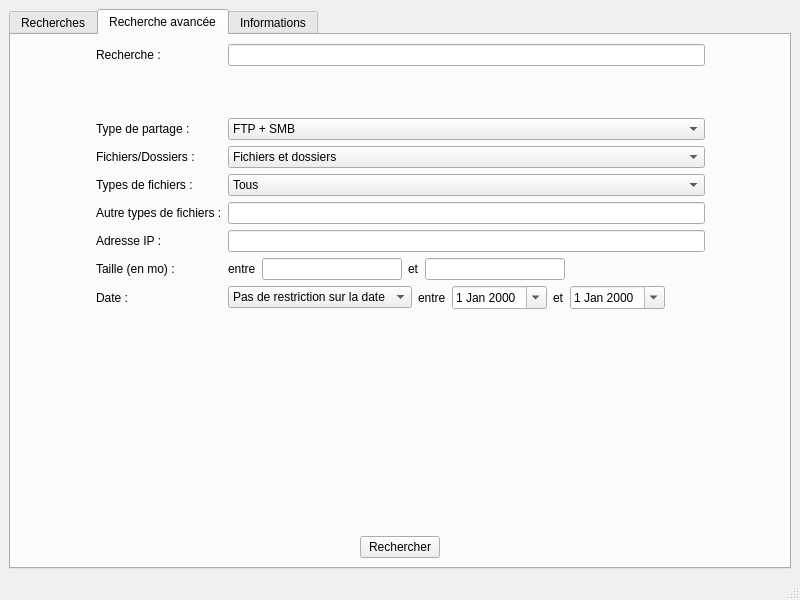
Before: the Qt Designer form ui/pyrex.ui in MaximeCheramy/pyrex, drawn with Qt 5.
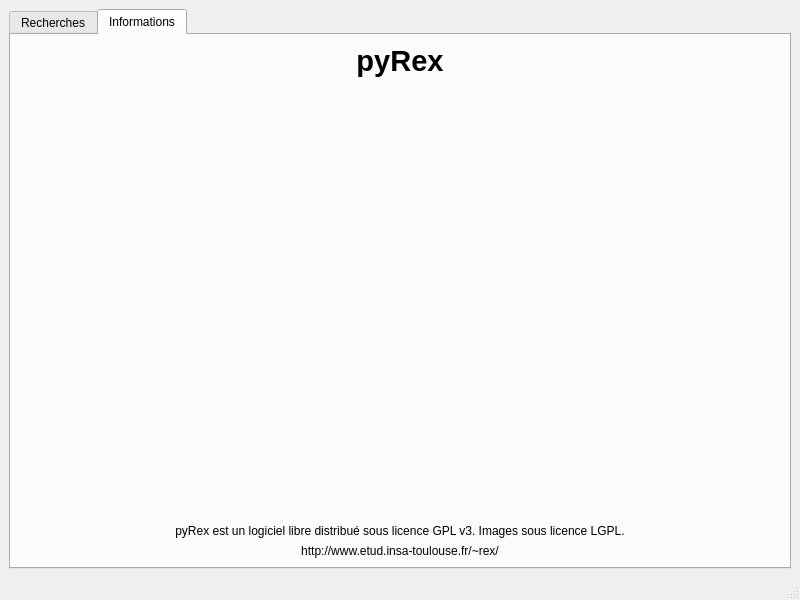
After: the same form once the commit is applied. The open tabs and pages were chosen to show the change. Icons and pictures are not drawn.

Commit message: Ajout TabAdvSearch dans un fichier séparé.

```diff
--- a/ui/pyrex.ui
+++ b/ui/pyrex.ui
@@ -89,353 +89,6 @@
         </item>
        </layout>
       </widget>
-      <widget class="QWidget" name="rechercheavancee">
-       <attribute name="title">
-        <string>Recherche avancée</string>
-       </attribute>
-       <layout class="QVBoxLayout" name="verticalLayout_2">
-        <item>
-         <layout class="QGridLayout" name="gridLayout_3">
-          <item row="0" column="0">
-           <spacer name="horizontalSpacer_5">
-            <property name="orientation">
-             <enum>Qt::Horizontal</enum>
-            </property>
-            <property name="sizeHint" stdset="0">
-             <size>
-              <width>40</width>
-              <height>20</height>
-             </size>
-            </property>
-           </spacer>
-          </item>
-          <item row="0" column="2">
-           <spacer name="horizontalSpacer_6">
-            <property name="orientation">
-             <enum>Qt::Horizontal</enum>
-            </property>
-            <property name="sizeHint" stdset="0">
-             <size>
-              <width>40</width>
-              <height>20</height>
-             </size>
-            </property>
-           </spacer>
-          </item>
-          <item row="0" column="1">
-           <layout class="QFormLayout" name="formLayout">
-            <item row="2" column="1">
-             <spacer name="verticalSpacer">
-              <property name="orientation">
-               <enum>Qt::Vertical</enum>
-              </property>
-              <property name="sizeHint" stdset="0">
-               <size>
-                <width>20</width>
-                <height>40</height>
-               </size>
-              </property>
-             </spacer>
-            </item>
-            <item row="3" column="0">
-             <widget class="QLabel" name="label_2">
-              <property name="text">
-               <string>Type de partage :</string>
-              </property>
-             </widget>
-            </item>
-            <item row="4" column="0">
-             <widget class="QLabel" name="label_3">
-              <property name="text">
-               <string>Fichiers/Dossiers :</string>
-              </property>
-             </widget>
-            </item>
-            <item row="5" column="0">
-             <widget class="QLabel" name="label_4">
-              <property name="text">
-               <string>Types de fichiers :</string>
-              </property>
-             </widget>
-            </item>
-            <item row="6" column="0">
-             <widget class="QLabel" name="label_5">
-              <property name="text">
-               <string>Autre types de fichiers :</string>
-              </property>
-             </widget>
-            </item>
-            <item row="7" column="0">
-             <widget class="QLabel" name="label_6">
-              <property name="text">
-               <string>Adresse IP :</string>
-              </property>
-             </widget>
-            </item>
-            <item row="8" column="0">
-             <widget class="QLabel" name="label_7">
-              <property name="text">
-               <string>Taille (en mo) :</string>
-              </property>
-             </widget>
-            </item>
-            <item row="9" column="0">
-             <widget class="QLabel" name="label_10">
-              <property name="text">
-               <string>Date :</string>
-              </property>
-             </widget>
-            </item>
-            <item row="3" column="1">
-             <widget class="QComboBox" name="combo_type_partage">
-              <item>
-               <property name="text">
-                <string>FTP + SMB</string>
-               </property>
-              </item>
-              <item>
-               <property name="text">
-                <string>FTP uniquement</string>
-               </property>
-              </item>
-              <item>
-               <property name="text">
-                <string>SMB uniquement</string>
-               </property>
-              </item>
-             </widget>
-            </item>
-            <item row="4" column="1">
-             <widget class="QComboBox" name="combo_fichier_dossier">
-              <item>
-               <property name="text">
-                <string>Fichiers et dossiers</string>
-               </property>
-              </item>
-              <item>
-               <property name="text">
-                <string>Fichiers uniquement</string>
-               </property>
-              </item>
-              <item>
-               <property name="text">
-                <string>Dossiers uniquement</string>
-               </property>
-              </item>
-             </widget>
-            </item>
-            <item row="5" column="1">
-             <widget class="QComboBox" name="combo_type_fichier">
-              <item>
-               <property name="text">
-                <string>Tous</string>
-               </property>
-              </item>
-              <item>
-               <property name="text">
-                <string>Vidéos</string>
-               </property>
-              </item>
-              <item>
-               <property name="text">
-                <string>Musiques</string>
-               </property>
-              </item>
-              <item>
-               <property name="text">
-                <string>Images</string>
-               </property>
-              </item>
-              <item>
-               <property name="text">
-                <string>Documents</string>
-               </property>
-              </item>
-              <item>
-               <property name="text">
-                <string>Archives</string>
-               </property>
-              </item>
-             </widget>
-            </item>
-            <item row="6" column="1">
-             <widget class="QLineEdit" name="ext_edit"/>
-            </item>
-            <item row="7" column="1">
-             <widget class="QLineEdit" name="ip_edit"/>
-            </item>
-            <item row="9" column="1">
-             <layout class="QHBoxLayout" name="horizontalLayout_3">
-              <item>
-               <widget class="QComboBox" name="combo_date">
-                <item>
-                 <property name="text">
-                  <string>Pas de restriction sur la date</string>
-                 </property>
-                </item>
-                <item>
-                 <property name="text">
-                  <string>À partir du</string>
-                 </property>
-                </item>
-                <item>
-                 <property name="text">
-                  <string>Jusqu'au</string>
-                 </property>
-                </item>
-                <item>
-                 <property name="text">
-                  <string>Entre</string>
-                 </property>
-                </item>
-               </widget>
-              </item>
-              <item>
-               <widget class="QLabel" name="label_11">
-                <property name="text">
-                 <string>entre</string>
-                </property>
-               </widget>
-              </item>
-              <item>
-               <widget class="QDateEdit" name="start_date">
-                <property name="calendarPopup">
-                 <bool>true</bool>
-                </property>
-               </widget>
-              </item>
-              <item>
-               <widget class="QLabel" name="label_12">
-                <property name="text">
-                 <string>et</string>
-                </property>
-               </widget>
-              </item>
-              <item>
-               <widget class="QDateEdit" name="end_date">
-                <property name="calendarPopup">
-                 <bool>true</bool>
-                </property>
-               </widget>
-              </item>
-              <item>
-               <spacer name="horizontalSpacer_2">
-                <property name="orientation">
-                 <enum>Qt::Horizontal</enum>
-                </property>
-                <property name="sizeHint" stdset="0">
-                 <size>
-                  <width>40</width>
-                  <height>20</height>
-                 </size>
-                </property>
-               </spacer>
-              </item>
-             </layout>
-            </item>
-            <item row="8" column="1">
-             <layout class="QHBoxLayout" name="horizontalLayout_2">
-              <item>
-               <widget class="QLabel" name="label_9">
-                <property name="text">
-                 <string>entre</string>
-                </property>
-               </widget>
-              </item>
-              <item>
-               <widget class="QLineEdit" name="lineEdit_4"/>
-              </item>
-              <item>
-               <widget class="QLabel" name="label_8">
-                <property name="text">
-                 <string>et</string>
-                </property>
-               </widget>
-              </item>
-              <item>
-               <widget class="QLineEdit" name="lineEdit_6"/>
-              </item>
-              <item>
-               <spacer name="horizontalSpacer">
-                <property name="orientation">
-                 <enum>Qt::Horizontal</enum>
-                </property>
-                <property name="sizeHint" stdset="0">
-                 <size>
-                  <width>40</width>
-                  <height>20</height>
-                 </size>
-                </property>
-               </spacer>
-              </item>
-             </layout>
-            </item>
-            <item row="1" column="1">
-             <widget class="QLineEdit" name="search_edit2"/>
-            </item>
-            <item row="1" column="0">
-             <widget class="QLabel" name="label">
-              <property name="text">
-               <string>Recherche :</string>
-              </property>
-             </widget>
-            </item>
-           </layout>
-          </item>
-         </layout>
-        </item>
-        <item>
-         <spacer name="verticalSpacer_2">
-          <property name="orientation">
-           <enum>Qt::Vertical</enum>
-          </property>
-          <property name="sizeHint" stdset="0">
-           <size>
-            <width>20</width>
-            <height>40</height>
-           </size>
-          </property>
-         </spacer>
-        </item>
-        <item>
-         <layout class="QHBoxLayout" name="horizontalLayout_7">
-          <item>
-           <spacer name="horizontalSpacer_3">
-            <property name="orientation">
-             <enum>Qt::Horizontal</enum>
-            </property>
-            <property name="sizeHint" stdset="0">
-             <size>
-              <width>40</width>
-              <height>20</height>
-             </size>
-            </property>
-           </spacer>
-          </item>
-          <item>
-           <widget class="QPushButton" name="search_btn2">
-            <property name="text">
-             <string>Rechercher</string>
-            </property>
-           </widget>
-          </item>
-          <item>
-           <spacer name="horizontalSpacer_4">
-            <property name="orientation">
-             <enum>Qt::Horizontal</enum>
-            </property>
-            <property name="sizeHint" stdset="0">
-             <size>
-              <width>40</width>
-              <height>20</height>
-             </size>
-            </property>
-           </spacer>
-          </item>
-         </layout>
-        </item>
-       </layout>
-      </widget>
       <widget class="QWidget" name="tab">
        <attribute name="title">
         <string>Informations</string>
```
Left out of the diff: 68 changed lines with no effect on the pictures. The commit also changes 3 other files.
